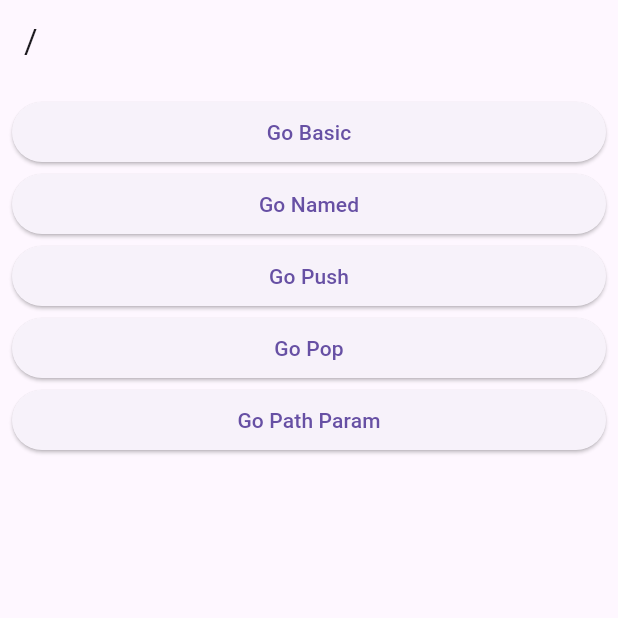
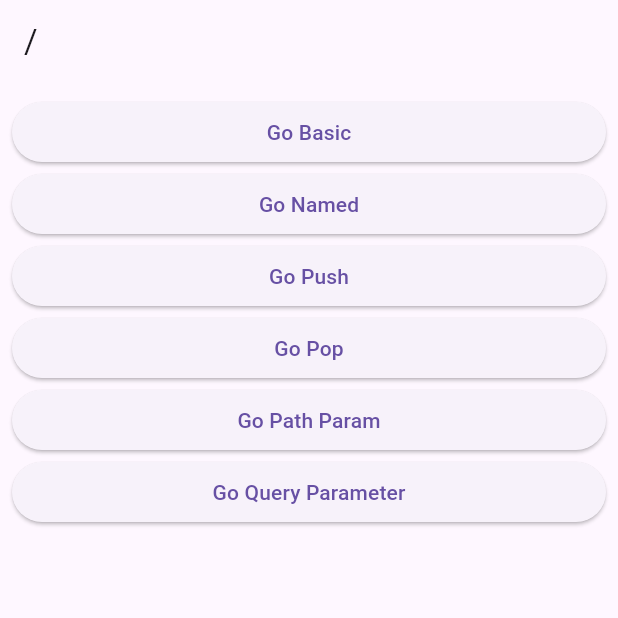
Before and after one commit to Bullets-jyr/go_router_v7_actual_delivery, a Flutter app: the screen it shows after launch, on a phone screen of 412 x 824 dp, the top half of it. Run offline on Flutter 3.47's test engine with Material 3 defaults, Android fonts, the phone set to English and light mode, and no system bars; our stand-ins replace go_router.

Commit message:
Query Parameters

```diff
--- a/lib/route/route.dart
+++ b/lib/route/route.dart
@@ -6,6 +6,7 @@ import '../screens/3_push_screen.dart';
 import '../screens/4_pop_base_screen.dart';
 import '../screens/5_pop_return_screen.dart';
 import '../screens/6_path_param_screen.dart';
+import '../screens/7_query_parameter.dart';
 import '../screens/root_screen.dart';
 
 // https://github.com/Bullets-jyr -> / -> path
@@ -66,6 +67,12 @@ final router = GoRouter(
             ),
           ],
         ),
+        GoRoute(
+          path: 'query_param',
+          builder: (context, state) {
+            return QueryParameterScreen();
+          },
+        ),
       ],
     ),
   ],
--- a/lib/screens/root_screen.dart
+++ b/lib/screens/root_screen.dart
@@ -50,6 +50,14 @@ class RootScreen extends StatelessWidget {
               'Go Path Param',
             ),
           ),
+          ElevatedButton(
+            onPressed: () {
+              context.go('/query_param');
+            },
+            child: Text(
+              'Go Query Parameter',
+            ),
+          ),
         ],
       ),
     );
```
Also changed, not shown: lib/screens/7_query_parameter.dart (added, +38 -0 lines).
